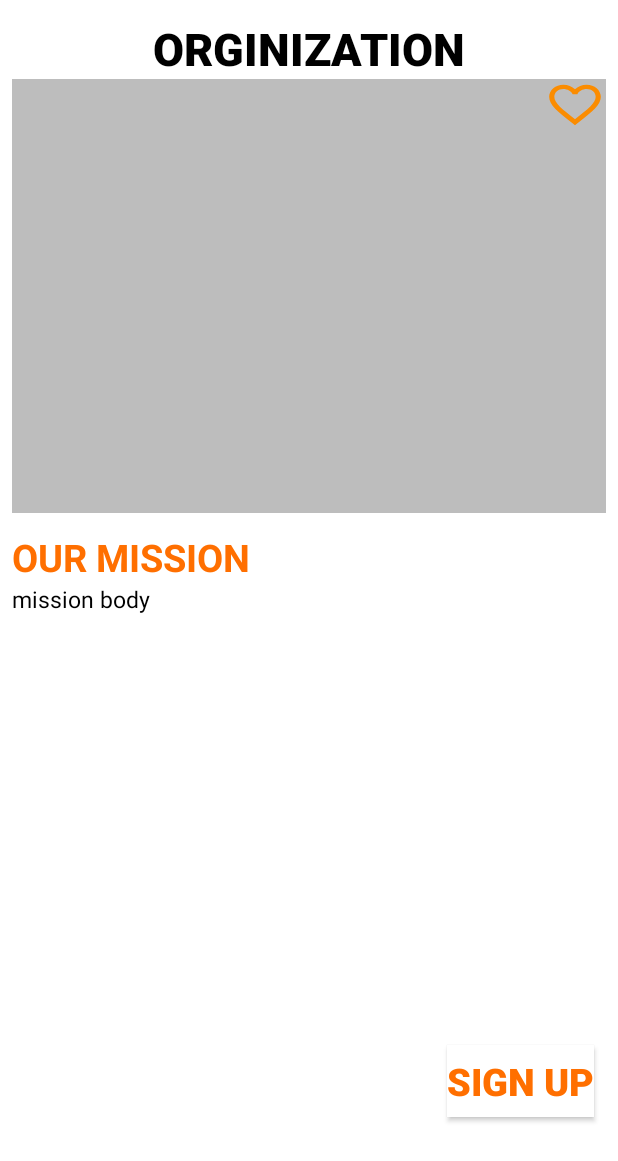
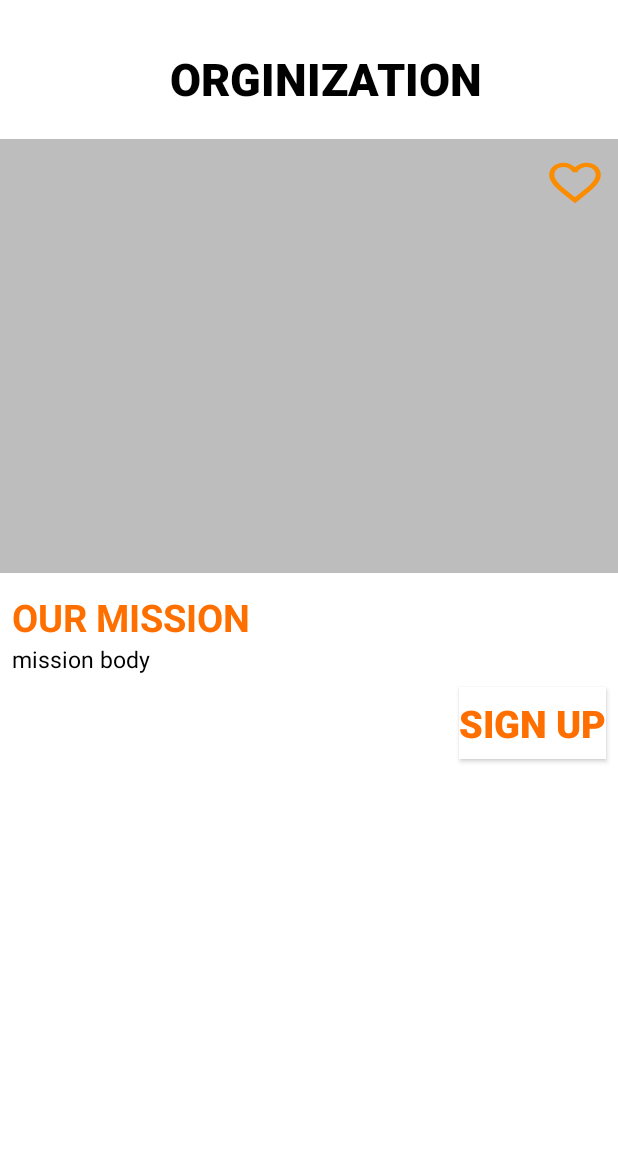
Before and after one commit to fribelguzman/LendaHand, an Android app: the layout fragment_display.xml on its own in the app's theme, with its tools: preview values and no code run, on a phone screen of 412 x 824 dp. Shown: the top 1161 px of the screen. Run offline under Robolectric (Android 15) with nearby library versions, the phone set to English and light mode, and no system bars.

Commit message:
xml changesno extra features =(

```diff
--- a/app/src/main/AndroidManifest.xml
+++ b/app/src/main/AndroidManifest.xml
@@ -13,6 +13,7 @@
         android:theme="@style/SplashTheme">
 
 
+
         <activity android:name=".SplashActivity"
             android:theme="@style/Theme.AppCompat.Light.NoActionBar">
 
@@ -23,7 +24,8 @@
             </intent-filter>
         </activity>
         <activity android:name=".MainActivity"
-            android:theme="@style/Theme.AppCompat.Light"/>
+            android:theme="@style/Theme.AppCompat.Light"
+            android:screenOrientation="portrait"/>
     </application>
 
 </manifest>
--- a/app/src/main/res/layout/fragment_display.xml
+++ b/app/src/main/res/layout/fragment_display.xml
@@ -2,37 +2,38 @@
 <android.support.constraint.ConstraintLayout xmlns:android="http://schemas.android.com/apk/res/android"
     xmlns:app="http://schemas.android.com/apk/res-auto"
     xmlns:tools="http://schemas.android.com/tools"
+    android:id="@+id/constraintLayout"
     android:layout_width="match_parent"
     android:layout_height="match_parent"
     android:layout_centerHorizontal="true"
+    android:background="@color/white"
     android:orientation="vertical"
-    tools:context=".fragments.DisplayFragment"
-    android:background="@color/white">
-<!--<ScrollView-->
-    <!--android:layout_width="match_parent"-->
-    <!--android:layout_height="match_parent">-->
+    tools:context=".fragments.DisplayFragment">
 
-    <!--<android.support.constraint.ConstraintLayout-->
-        <!--android:layout_width="match_parent"-->
-        <!--android:layout_height="match_parent">-->
+    <ScrollView
+        android:layout_width="match_parent"
+        android:layout_height="match_parent">
+
+        <android.support.constraint.ConstraintLayout
+            android:layout_width="match_parent"
+            android:layout_height="match_parent">
+
             <TextView
                 android:id="@+id/org"
                 android:layout_width="wrap_content"
                 android:layout_height="wrap_content"
                 android:layout_marginStart="8dp"
-        android:layout_marginTop="12dp"
+                android:layout_marginTop="32dp"
                 android:layout_marginEnd="8dp"
-        android:layout_marginBottom="10dp"
                 android:fontFamily="sans-serif-black"
                 android:text="Orginization"
                 android:textAlignment="center"
+                android:textAllCaps="true"
                 android:textColor="@color/black"
                 android:textSize="30sp"
                 android:textStyle="bold"
-        android:textAllCaps="true"
-        app:layout_constraintBottom_toTopOf="@id/image"
                 app:layout_constraintEnd_toEndOf="parent"
-        app:layout_constraintHorizontal_bias="0.497"
+                app:layout_constraintHorizontal_bias="0.556"
                 app:layout_constraintStart_toStartOf="parent"
                 app:layout_constraintTop_toTopOf="parent" />
 
@@ -40,11 +41,10 @@
                 android:id="@+id/image"
                 android:layout_width="match_parent"
                 android:layout_height="289dp"
-        android:layout_marginStart="8dp"
-        android:layout_marginEnd="8dp"
+                android:layout_marginTop="20dp"
                 android:background="@color/gray"
                 app:layout_constraintEnd_toEndOf="parent"
-        app:layout_constraintHorizontal_bias="0.0"
+                app:layout_constraintHorizontal_bias="1.0"
                 app:layout_constraintStart_toStartOf="parent"
                 app:layout_constraintTop_toBottomOf="@+id/org" />
 
@@ -53,7 +53,7 @@
                 android:layout_width="41dp"
                 android:layout_height="35dp"
                 android:layout_marginStart="8dp"
-        android:layout_marginTop="52dp"
+                android:layout_marginTop="104dp"
                 android:layout_marginEnd="8dp"
                 android:background="@drawable/fave_button"
                 android:checked="false"
@@ -101,9 +101,12 @@
                 android:id="@+id/sign_up"
                 android:layout_width="wrap_content"
                 android:layout_height="wrap_content"
+                android:layout_marginStart="296dp"
                 android:layout_marginTop="8dp"
+                android:layout_marginEnd="8dp"
                 android:layout_marginBottom="8dp"
                 android:background="@color/white"
+                android:elevation="10dp"
                 android:shadowColor="@color/black"
                 android:text="Sign Up"
                 android:textColor="@color/orange"
@@ -111,11 +114,11 @@
                 android:textStyle="bold"
                 app:layout_constraintBottom_toBottomOf="parent"
                 app:layout_constraintEnd_toEndOf="parent"
-        app:layout_constraintHorizontal_bias="0.949"
+                app:layout_constraintHorizontal_bias="1.0"
                 app:layout_constraintStart_toStartOf="parent"
                 app:layout_constraintTop_toBottomOf="@+id/mission_body"
-        app:layout_constraintVertical_bias="0.796" />
+                app:layout_constraintVertical_bias="1.0" />
 
-    <!--</android.support.constraint.ConstraintLayout>-->
-<!--</ScrollView>-->
         </android.support.constraint.ConstraintLayout>
+    </ScrollView>
+</android.support.constraint.ConstraintLayout>
--- a/app/src/main/res/layout/recycler_fragment.xml
+++ b/app/src/main/res/layout/recycler_fragment.xml
@@ -5,7 +5,7 @@
     android:layout_width="match_parent"
     android:layout_height="match_parent"
     android:orientation="vertical"
-    android:background="@color/orange">
+    android:background="@color/white">
 
 
     <android.support.v7.widget.RecyclerView
```
Also changed, not shown: app/src/main/java/com/example/lendahand/SplashActivity.java (+9 -3 lines), app/src/main/res/layout/activity_main.xml (+7 -4 lines), app/src/main/res/layout/activity_splash.xml (+11 -6 lines), app/src/main/res/layout/fragment_item_view.xml (+23 -29 lines), app/src/main/res/drawable-v24/lendahand2.png (added), 1 other file. Lines whose indentation alone changed are shown as unchanged.
